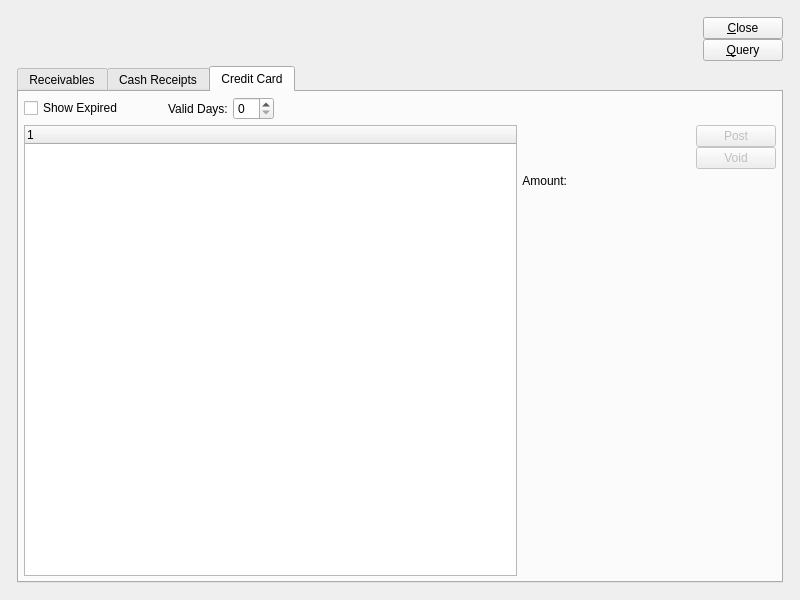
Pegasus-RPG/xtuple-client, file guiclient/arWorkBench.ui: the form before one commit.
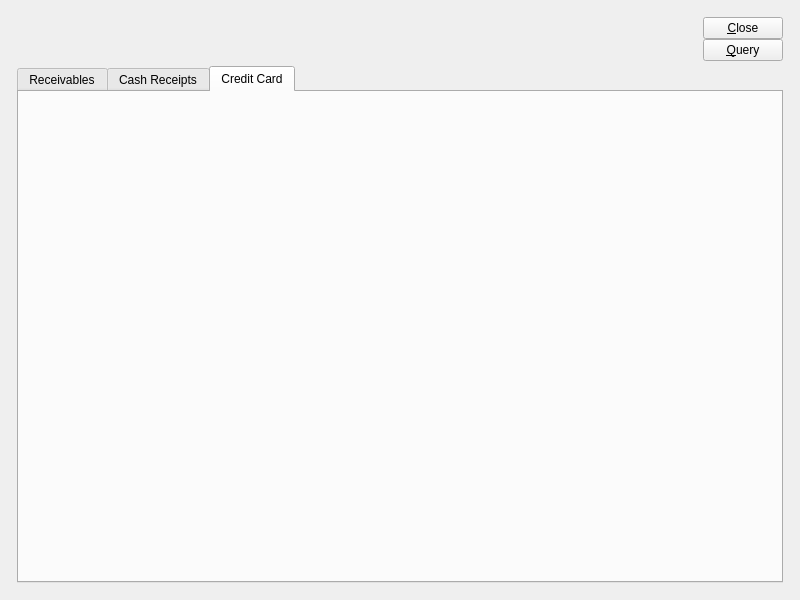
The form after the commit. The open tabs and pages were chosen to show the change. Custom widgets are drawn as their Qt base class.

Commit message: issue #8339: Rationalize credit card payment records and add to customer.  Tighten security in customer for new tabs and buttons.

What changed in the file:
```diff
--- a/guiclient/arWorkBench.ui
+++ b/guiclient/arWorkBench.ui
@@ -407,157 +407,7 @@
         <attribute name="title">
          <string>Credit Card</string>
         </attribute>
-        <layout class="QGridLayout">
-         <item row="0" column="0" colspan="4">
-          <layout class="QHBoxLayout">
-           <item>
-            <widget class="XCheckBox" name="_showExpired">
-             <property name="text">
-              <string>Show Expired</string>
-             </property>
-            </widget>
-           </item>
-           <item>
-            <spacer>
-             <property name="orientation">
-              <enum>Qt::Horizontal</enum>
-             </property>
-             <property name="sizeType">
-              <enum>QSizePolicy::Preferred</enum>
-             </property>
-             <property name="sizeHint" stdset="0">
-              <size>
-               <width>40</width>
-               <height>20</height>
-              </size>
-             </property>
-            </spacer>
-           </item>
-           <item>
-            <widget class="QLabel" name="_validDaysLit">
-             <property name="text">
-              <string>Valid Days:</string>
-             </property>
-            </widget>
-           </item>
-           <item>
-            <widget class="QSpinBox" name="_validDays">
-             <property name="maximum">
-              <number>30</number>
-             </property>
-            </widget>
-           </item>
-           <item>
-            <spacer>
-             <property name="orientation">
-              <enum>Qt::Horizontal</enum>
-             </property>
-             <property name="sizeHint" stdset="0">
-              <size>
-               <width>281</width>
-               <height>20</height>
-              </size>
-             </property>
-            </spacer>
-           </item>
-          </layout>
-         </item>
-         <item row="1" column="0" rowspan="3">
-          <widget class="XTreeWidget" name="_preauth">
-           <property name="sizePolicy">
-            <sizepolicy hsizetype="Expanding" vsizetype="Expanding">
-             <horstretch>1</horstretch>
-             <verstretch>0</verstretch>
-            </sizepolicy>
-           </property>
-          </widget>
-         </item>
-         <item row="1" column="2">
-          <spacer>
-           <property name="orientation">
-            <enum>Qt::Horizontal</enum>
-           </property>
-           <property name="sizeType">
-            <enum>QSizePolicy::Expanding</enum>
-           </property>
-           <property name="sizeHint" stdset="0">
-            <size>
-             <width>40</width>
-             <height>10</height>
-            </size>
-           </property>
-          </spacer>
-         </item>
-         <item row="1" column="3">
-          <layout class="QVBoxLayout">
-           <property name="spacing">
-            <number>0</number>
-           </property>
-           <item>
-            <widget class="QPushButton" name="_postPreauth">
-             <property name="enabled">
-              <bool>false</bool>
-             </property>
-             <property name="text">
-              <string>Post</string>
-             </property>
-            </widget>
-           </item>
-           <item>
-            <widget class="QPushButton" name="_voidPreauth">
-             <property name="enabled">
-              <bool>false</bool>
-             </property>
-             <property name="text">
-              <string>Void</string>
-             </property>
-            </widget>
-           </item>
-          </layout>
-         </item>
-         <item row="2" column="1">
-          <widget class="QLabel" name="_CCAmountLit">
-           <property name="text">
-            <string>Amount:</string>
-           </property>
-           <property name="alignment">
-            <set>Qt::AlignRight|Qt::AlignTrailing|Qt::AlignVCenter</set>
-           </property>
-          </widget>
-         </item>
-         <item row="2" column="2" colspan="2">
-          <widget class="CurrCluster" name="_CCAmount">
-           <property name="sizePolicy">
-            <sizepolicy hsizetype="Minimum" vsizetype="Fixed">
-             <horstretch>0</horstretch>
-             <verstretch>0</verstretch>
-            </sizepolicy>
-           </property>
-           <property name="localControl">
-            <bool>false</bool>
-           </property>
-           <property name="enabled">
-            <bool>true</bool>
-           </property>
-          </widget>
-         </item>
-         <item row="3" column="2">
-          <spacer>
-           <property name="orientation">
-            <enum>Qt::Vertical</enum>
-           </property>
-           <property name="sizeType">
-            <enum>QSizePolicy::Expanding</enum>
-           </property>
-           <property name="sizeHint" stdset="0">
-            <size>
-             <width>119</width>
-             <height>201</height>
-            </size>
-           </property>
-          </spacer>
-         </item>
-        </layout>
+        <layout class="QGridLayout"/>
        </widget>
       </widget>
      </item>
@@ -568,16 +418,6 @@
  <layoutdefault spacing="5" margin="5"/>
  <pixmapfunction>qPixmapFromMimeSource</pixmapfunction>
  <customwidgets>
-  <customwidget>
-   <class>CurrCluster</class>
-   <extends>CurrDisplay</extends>
-   <header>currcluster.h</header>
-  </customwidget>
-  <customwidget>
-   <class>CurrDisplay</class>
-   <extends>QWidget</extends>
-   <header>currcluster.h</header>
-  </customwidget>
   <customwidget>
    <class>CustomerSelector</class>
    <extends>QWidget</extends>
@@ -589,11 +429,6 @@
    <header>datecluster.h</header>
    <container>1</container>
   </customwidget>
-  <customwidget>
-   <class>XCheckBox</class>
-   <extends>QCheckBox</extends>
-   <header>xcheckbox.h</header>
-  </customwidget>
   <customwidget>
    <class>XComboBox</class>
    <extends>QComboBox</extends>
```
Left out of the diff: 36 changed lines with no effect on the pictures. The commit also changes 9 other files.
